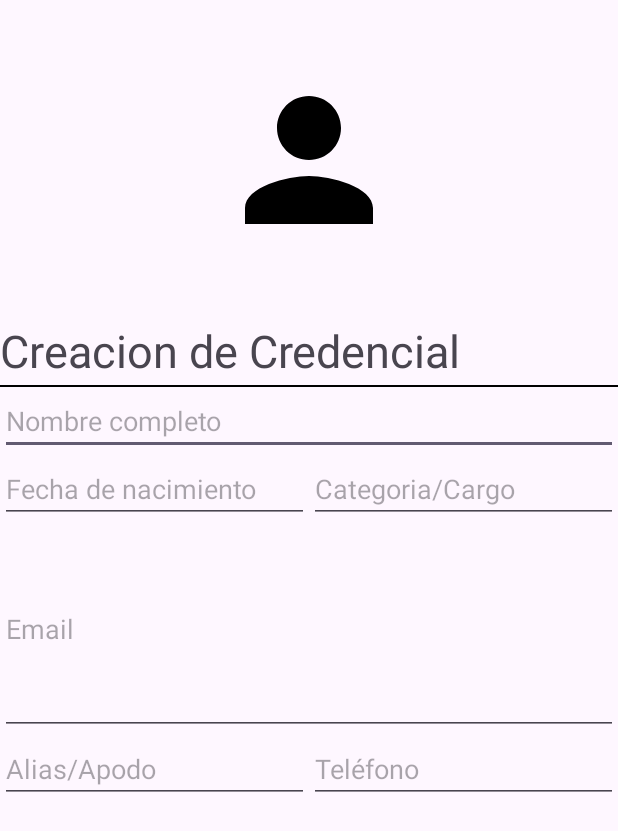
After one commit to kaneraZh/2023.android_iot, an Android app: the layout activity_second_signin.xml on its own in the app's theme, with its tools: preview values and no code run, on a phone screen of 412 x 824 dp. The commit adds this screen. Shown: the top 831 px of the screen. Run offline under Robolectric (Android 15) with nearby library versions, the phone set to English and light mode, and no system bars.

Commit message:
clase3
clase3

```diff
--- a/app/src/main/AndroidManifest.xml
+++ b/app/src/main/AndroidManifest.xml
@@ -12,6 +12,12 @@
         android:supportsRtl="true"
         android:theme="@style/Theme.Fundamentos"
         tools:targetApi="31">
+        <activity
+            android:name=".SecondActivityProfile"
+            android:exported="false" />
+        <activity
+            android:name=".SecondActivityLogin"
+            android:exported="false" />
         <activity
             android:name=".DualActivityAccount"
             android:exported="false" />
--- a/app/src/main/java/com/example/fundamentos/DualActivityAccount.java
+++ b/app/src/main/java/com/example/fundamentos/DualActivityAccount.java
@@ -9,12 +9,8 @@ import android.widget.Button;
 import android.widget.ImageView;
 import android.widget.Spinner;
 import android.widget.TextView;
-import android.widget.Toast;
 
 import androidx.appcompat.app.AppCompatActivity;
-
-import com.google.android.material.navigation.NavigationBarView;
-
 
 public class DualActivityAccount extends AppCompatActivity {
     private static class Account {
@@ -55,7 +51,7 @@ public class DualActivityAccount extends AppCompatActivity {
     private TextView display;
     public void setDisplay(TextView display) {
         this.display = display;
-        this.display.setText("Bienvenid@ "+getCurrent_user().getUser());
+        this.display.setText("Bienvenid@ %name".replace("%name", getCurrent_user().getUser()));
     }
     public static boolean login_valid(String user, String password){
         for(int i = 0; i<VALID_USERS.length; ++i){
@@ -109,7 +105,7 @@ public class DualActivityAccount extends AppCompatActivity {
     private Spinner spinner_list;
     public void setSpinner_list(Spinner spinner_list) {
         this.spinner_list = spinner_list;
-        ArrayAdapter<String> adapter = new ArrayAdapter<String>(this, android.R.layout.simple_spinner_item, SPINNER_LIST);
+        ArrayAdapter<String> adapter = new ArrayAdapter<>(this, android.R.layout.simple_spinner_item, SPINNER_LIST);
         adapter.setDropDownViewResource(android.R.layout.simple_spinner_dropdown_item);
         this.spinner_list.setAdapter(adapter);
         this.spinner_list.setOnItemSelectedListener(
--- /dev/null
+++ b/app/src/main/java/com/example/fundamentos/SecondActivityProfile.java
@@ -0,0 +1,14 @@
+package com.example.fundamentos;
+
+import androidx.appcompat.app.AppCompatActivity;
+
+import android.os.Bundle;
+
+public class SecondActivityProfile extends AppCompatActivity {
+
+    @Override
+    protected void onCreate(Bundle savedInstanceState) {
+        super.onCreate(savedInstanceState);
+        setContentView(R.layout.activity_second_profile);
+    }
+}
--- /dev/null
+++ b/app/src/main/java/com/example/fundamentos/SecondActivitySignin.java
@@ -0,0 +1,14 @@
+package com.example.fundamentos;
+
+import androidx.appcompat.app.AppCompatActivity;
+
+import android.os.Bundle;
+
+public class SecondActivitySignin extends AppCompatActivity {
+
+    @Override
+    protected void onCreate(Bundle savedInstanceState) {
+        super.onCreate(savedInstanceState);
+        setContentView(R.layout.activity_second_signin);
+    }
+}
--- a/app/src/main/res/layout/activity_dual_account.xml
+++ b/app/src/main/res/layout/activity_dual_account.xml
@@ -46,6 +46,6 @@
             android:layout_alignParentBottom="true"
             android:layout_marginEnd="20dp"
             android:layout_marginBottom="20dp"
-            app:icon="@drawable/baseline_logout_24" />
+            app:icon="@drawable/baseline_logout_24"/>
     </RelativeLayout>
 </androidx.constraintlayout.widget.ConstraintLayout>
--- /dev/null
+++ b/app/src/main/res/layout/activity_second_profile.xml
@@ -0,0 +1,9 @@
+<?xml version="1.0" encoding="utf-8"?>
+<androidx.constraintlayout.widget.ConstraintLayout xmlns:android="http://schemas.android.com/apk/res/android"
+    xmlns:app="http://schemas.android.com/apk/res-auto"
+    xmlns:tools="http://schemas.android.com/tools"
+    android:layout_width="match_parent"
+    android:layout_height="match_parent"
+    tools:context=".SecondActivityProfile">
+
+</androidx.constraintlayout.widget.ConstraintLayout>
--- /dev/null
+++ b/app/src/main/res/layout/activity_second_signin.xml
@@ -0,0 +1,126 @@
+<?xml version="1.0" encoding="utf-8"?>
+
+<!--<androidx.constraintlayout.widget.ConstraintLayout-->
+<!--    xmlns:android="http://schemas.android.com/apk/res/android"-->
+<!--    xmlns:app="http://schemas.android.com/apk/res-auto"-->
+<!--    xmlns:tools="http://schemas.android.com/tools"-->
+<!--    android:layout_width="match_parent"-->
+<!--    android:layout_height="match_parent"-->
+<!--    tools:context=".SecondActivitySignin">-->
+<LinearLayout
+    xmlns:android="http://schemas.android.com/apk/res/android"
+    xmlns:app="http://schemas.android.com/apk/res-auto"
+    xmlns:tools="http://schemas.android.com/tools"
+    android:layout_width="match_parent"
+    android:layout_height="match_parent"
+    tools:context=".SecondActivitySignin"
+    android:orientation="vertical">
+    <LinearLayout
+        android:id="@+id/title_layout"
+        android:layout_width="match_parent"
+        android:layout_height="wrap_content"
+        android:orientation="vertical"
+        android:layout_weight="1">
+        <Space
+            android:layout_width="match_parent"
+            android:layout_height="0dp"
+            android:layout_weight="1"/>
+        <ImageView
+            android:id="@+id/title_icon"
+            android:layout_width="match_parent"
+            android:layout_height="0dp"
+            android:layout_gravity="center_horizontal"
+            android:layout_weight="3"
+            app:srcCompat="@drawable/baseline_person_24" />
+        <Space
+            android:layout_width="match_parent"
+            android:layout_height="0dp"
+            android:layout_weight="1" />
+        <TextView
+            android:id="@+id/title_text"
+            android:layout_width="match_parent"
+            android:layout_height="0dp"
+            android:layout_weight="1"
+            android:text="Creacion de Credencial"
+            android:textSize="30dp" />
+    </LinearLayout>
+    <View
+        android:id="@+id/divider"
+        android:layout_width="match_parent"
+        android:layout_height="1dp"
+        android:background="@android:color/black"
+        app:layout_constraintTop_toBottomOf="@id/title_layout"
+        app:layout_constraintBottom_toBottomOf="@id/info_layout"
+        android:layout_weight="0"/>
+<!--    <HorizontalDivider-->
+    <LinearLayout
+        android:id="@+id/info_layout"
+        android:layout_width="match_parent"
+        android:layout_height="wrap_content"
+        android:orientation="vertical"
+        app:layout_constraintTop_toBottomOf="@id/divider"
+        app:layout_constraintBottom_toBottomOf="parent"
+        android:layout_weight="1">
+        <EditText
+            android:id="@+id/info_nombre"
+            android:layout_width="match_parent"
+            android:layout_height="wrap_content"
+            android:hint="Nombre completo"/>
+        <LinearLayout
+            android:layout_width="match_parent"
+            android:layout_height="wrap_content"
+            android:orientation="horizontal">
+            <EditText
+                android:id="@+id/info_nacimiento"
+                android:layout_width="0dp"
+                android:layout_height="wrap_content"
+                android:hint="Fecha de nacimiento"
+                android:layout_weight="1"/>
+            <EditText
+                android:id="@+id/info_cargo"
+                android:layout_width="0dp"
+                android:layout_height="match_parent"
+                android:hint="Categoria/Cargo"
+                android:layout_weight="1"/>
+        </LinearLayout>
+        <EditText
+            android:id="@+id/info_email"
+            android:layout_width="match_parent"
+            android:layout_height="wrap_content"
+            android:hint="Email"
+            android:layout_weight="1"/>
+        <LinearLayout
+            android:layout_width="match_parent"
+            android:layout_height="wrap_content"
+            android:layout_weight="1">
+            <EditText
+                android:id="@+id/info_alias"
+                android:layout_width="0dp"
+                android:layout_height="wrap_content"
+                android:layout_weight="1"
+                android:hint="Alias/Apodo"/>
+            <EditText
+                android:id="@+id/info_telefono"
+                android:layout_width="0dp"
+                android:layout_height="wrap_content"
+                android:layout_weight="1"
+                android:hint="Teléfono"/>
+        </LinearLayout>
+    </LinearLayout>
+    <LinearLayout
+        android:layout_width="match_parent"
+        android:layout_height="0dp"
+        android:layout_weight="1">
+        <Space
+            android:layout_width="match_parent"
+            android:layout_height="0dp"
+            android:layout_weight="1"/>
+        <Button
+            android:layout_width="0dp"
+            android:layout_height="match_parent"
+            android:layout_weight="1"
+            android:text="lala"/>
+
+    </LinearLayout>
+</LinearLayout>
+<!--</androidx.constraintlayout.widget.ConstraintLayout>-->
```
